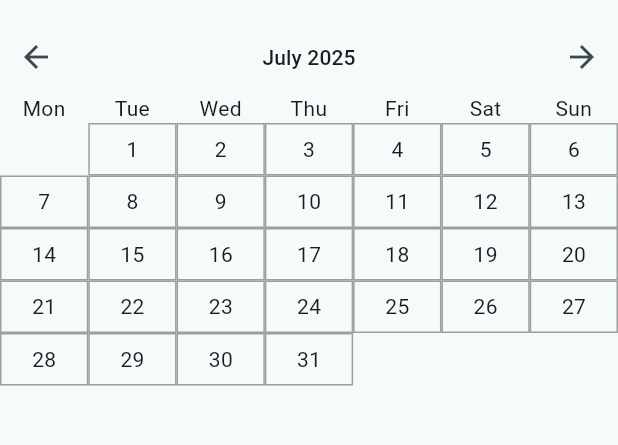
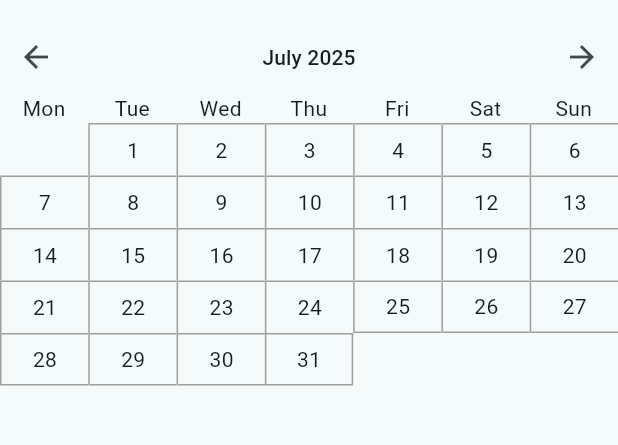
Before and after one commit to cave-aqua/loc_logger, a Flutter app: the screen it shows after launch, on a phone screen of 412 x 824 dp, the part 63-508 px from its top. Run offline on Flutter 3.47's test engine with Material 3 defaults, Android fonts, the phone set to English and light mode, and no system bars; our stand-ins replace flutter_map, flutter_riverpod, geolocator, latlong2, logger, riverpod_annotation and 1 more; missing offline and left inert: flex_color_picker, flutter_background_service, geodesy, geolocator_android, geolocator_apple, workmanager; accounts and stored records are empty; generated files the repository leaves out were written again.

Commit message:
feat: added styling calendar and visited location

```diff
--- a/lib/screens/day_visited_location/day_visited_location.dart
+++ b/lib/screens/day_visited_location/day_visited_location.dart
@@ -42,13 +42,14 @@ class DayVisitedLocationScreen extends StatelessWidget {
                 locations[vistedLocation.locationId]!.name,
                 style: Theme.of(context).textTheme.bodyLarge,
               ),
-              const SizedBox(
-                width: 20,
-              ),
+              Expanded(child: Container()),
               Text(
                 vistedLocation.getFormattedDate()!,
                 style: Theme.of(context).textTheme.bodyLarge,
               ),
+              const SizedBox(
+                width: 20,
+              )
             ],
           );
         },
--- a/lib/widgets/calendar/calender_view.dart
+++ b/lib/widgets/calendar/calender_view.dart
@@ -72,11 +72,35 @@ class _CalenderViewState extends ConsumerState<CalenderView> {
     locations.forEach((e) => formattedVisitedLocations[e.id] = e);
 
     void addDayToPointer() {
+      Map borderSettings = {
+        'isFirstDay': false,
+        'isFirstWeek': false,
+        'isLastDay': false,
+        'isLastWeek': false,
+      };
+
+      if (firstDayOfTheMonth.difference(dayPointer).inDays < 7) {
+        borderSettings['isFirstWeek'] = true;
+      }
+
+      if (true) {
+        borderSettings['isFirstDay'] = true;
+      }
+
+      if (lastDayOfTheMonth.difference(dayPointer).inDays <= 6) {
+        borderSettings['isLastWeek'] = true;
+      }
+
+      if (dayPointer.day == lastDayOfTheMonth.day) {
+        borderSettings['isLastDay'] = true;
+      }
+
       daysOfTheMonth[weekCounter].add(
         DayView(
           dayPointer,
           locations: formattedVisitedLocations,
           visitedLocations: daysVisitedLocations['${dayPointer.day}'],
+          borderSettings: borderSettings,
         ),
       );
 
--- a/lib/widgets/calendar/calender_view_aggerations/day_view.dart
+++ b/lib/widgets/calendar/calender_view_aggerations/day_view.dart
@@ -7,13 +7,13 @@ class DayView extends StatelessWidget {
   final DateTime date;
   final List<VistedLocation>? visitedLocations;
   final Map<String, Location> locations;
+  final Map borderSettings;
 
-  const DayView(
-    this.date, {
-    super.key,
-    required this.locations,
-    this.visitedLocations,
-  });
+  const DayView(this.date,
+      {super.key,
+      required this.locations,
+      this.visitedLocations,
+      required this.borderSettings});
 
   @override
   Widget build(BuildContext context) {
@@ -43,7 +43,22 @@ class DayView extends StatelessWidget {
         },
         child: Container(
           height: 35,
-          decoration: BoxDecoration(border: Border.all(color: Colors.grey)),
+          decoration: BoxDecoration(
+            border: Border(
+              top: borderSettings['isFirstWeek']
+                  ? const BorderSide(color: Colors.grey)
+                  : BorderSide.none,
+              bottom: borderSettings['isLastWeek']
+                  ? const BorderSide(color: Colors.grey)
+                  : BorderSide.none,
+              left: borderSettings['isFirstDay']
+                  ? const BorderSide(color: Colors.grey)
+                  : BorderSide.none,
+              right: borderSettings['isLastDay']
+                  ? const BorderSide(color: Colors.grey)
+                  : BorderSide.none,
+            ),
+          ),
           child: Stack(
             children: [
               Row(
```
